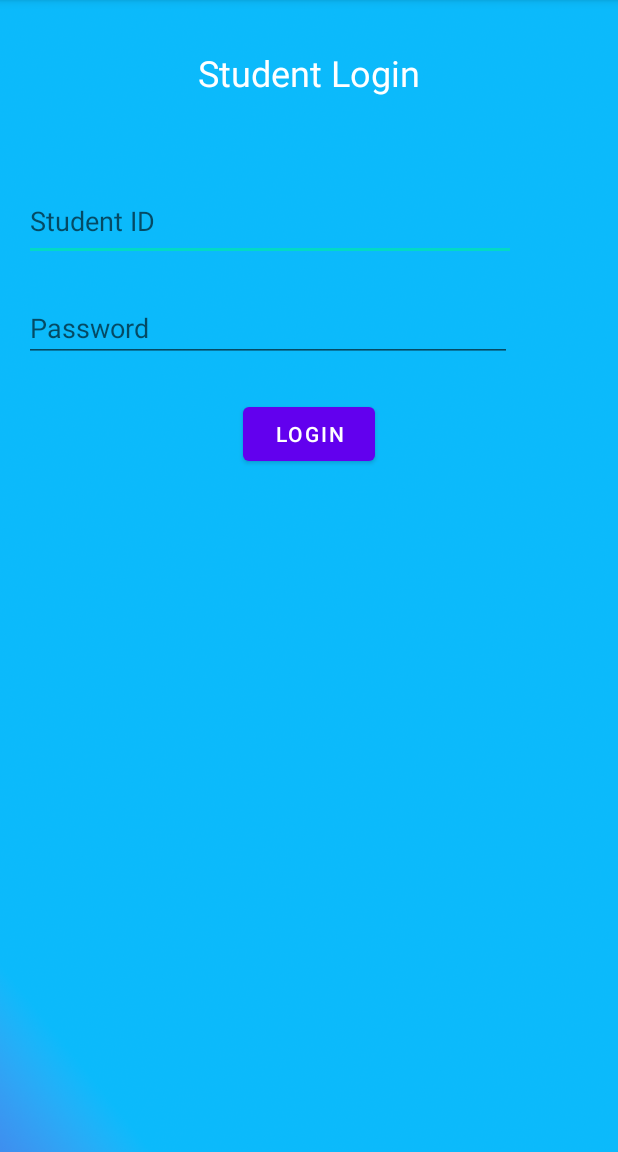
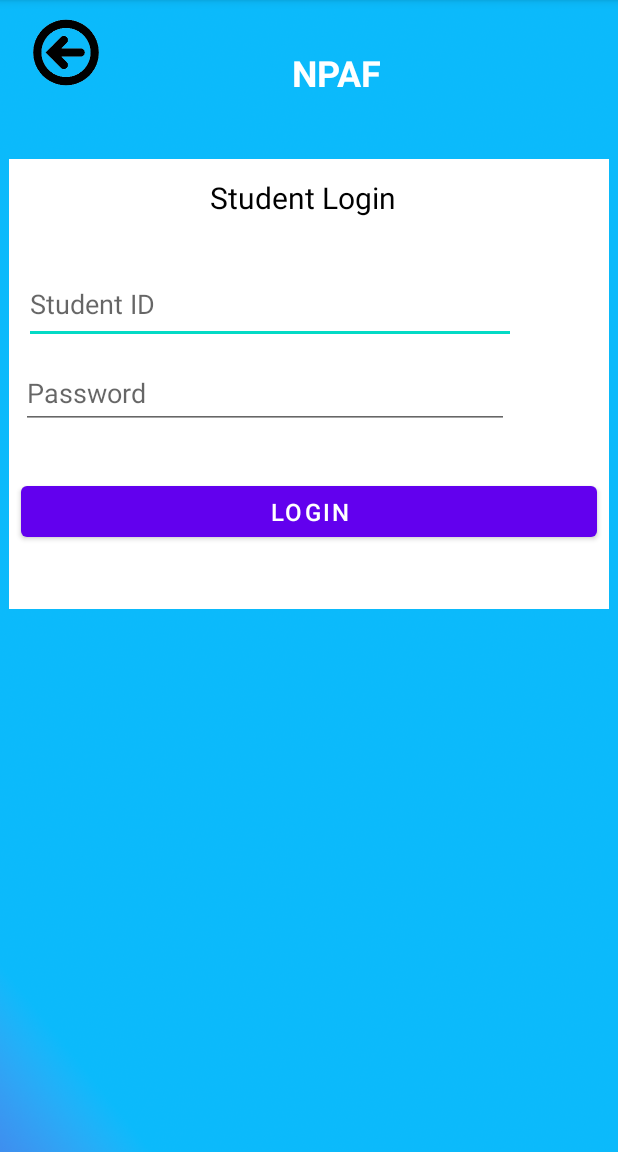
Before and after one commit to Minteckk/22_MADAssignment, an Android app: the StudentLogin screen opened directly, with no data from a screen before it, on a phone screen of 412 x 824 dp, the part 84-1236 px from its top. Run offline under Robolectric (Android 15) with nearby library versions, the phone set to English and light mode, and no system bars.

Commit message:
improve login page layout

```diff
--- a/app/src/main/res/layout/activity_student_login.xml
+++ b/app/src/main/res/layout/activity_student_login.xml
@@ -7,53 +7,90 @@
     android:background="@drawable/background"
     tools:context=".StudentLogin">
 
+    <ImageView
+        android:id="@+id/imageView10"
+        android:layout_width="400dp"
+        android:layout_height="300dp"
+        android:layout_marginTop="36dp"
+        app:layout_constraintEnd_toEndOf="parent"
+        app:layout_constraintStart_toStartOf="parent"
+        app:layout_constraintTop_toBottomOf="@+id/student_login_back"
+        app:srcCompat="@android:drawable/screen_background_light" />
+
+    <ImageView
+        android:id="@+id/student_login_back"
+        android:layout_width="88dp"
+        android:layout_height="70dp"
+        app:layout_constraintStart_toStartOf="parent"
+        app:layout_constraintTop_toTopOf="parent"
+        app:srcCompat="@drawable/backbutton" />
+
     <TextView
         android:id="@+id/textView"
         android:layout_width="wrap_content"
         android:layout_height="wrap_content"
-        android:layout_marginStart="24dp"
-        android:layout_marginTop="32dp"
-        android:layout_marginEnd="24dp"
+        android:layout_marginStart="134dp"
+        android:layout_marginTop="12dp"
         android:text="Student Login"
-        android:textSize="24sp"
-        android:textColor="@color/design_default_color_background"
-        app:layout_constraintEnd_toEndOf="parent"
-        app:layout_constraintStart_toStartOf="parent"
-        app:layout_constraintTop_toTopOf="parent" />
+        android:textColor="@color/black"
+        android:textSize="20sp"
+        app:layout_constraintStart_toStartOf="@+id/imageView10"
+        app:layout_constraintTop_toTopOf="@+id/imageView10" />
 
     <EditText
         android:id="@+id/student_studentid"
         android:layout_width="328dp"
         android:layout_height="53dp"
-        android:layout_marginStart="16dp"
-        android:layout_marginTop="56dp"
+        android:layout_marginStart="10dp"
+        android:layout_marginTop="70dp"
         android:ems="10"
         android:hint="Student ID"
         android:inputType="textPersonName"
-        app:layout_constraintStart_toStartOf="parent"
-        app:layout_constraintTop_toBottomOf="@+id/textView" />
+        android:textColor="@color/black"
+        app:layout_constraintStart_toStartOf="@+id/imageView10"
+        app:layout_constraintTop_toTopOf="@+id/imageView10" />
 
     <EditText
         android:id="@+id/student_pw"
         android:layout_width="325dp"
-        android:layout_height="42dp"
-        android:layout_marginStart="16dp"
-        android:layout_marginTop="25dp"
+        android:layout_height="48dp"
+        android:layout_marginStart="8dp"
+        android:layout_marginTop="132dp"
         android:ems="10"
         android:hint="Password"
         android:inputType="textPassword"
-        app:layout_constraintStart_toStartOf="parent"
-        app:layout_constraintTop_toBottomOf="@+id/student_studentid" />
+        android:textColor="@color/black"
+        app:layout_constraintStart_toStartOf="@+id/imageView10"
+        app:layout_constraintTop_toTopOf="@+id/imageView10" />
 
     <Button
         android:id="@+id/button"
+        android:layout_width="0dp"
+        android:layout_height="46dp"
+        android:layout_marginStart="8dp"
+        android:layout_marginTop="212dp"
+        android:layout_marginEnd="8dp"
+        android:text="Login"
+        android:textColor="#FFFFFF"
+        android:textSize="16sp"
+        app:layout_constraintEnd_toEndOf="@+id/imageView10"
+        app:layout_constraintStart_toStartOf="@+id/imageView10"
+        app:layout_constraintTop_toTopOf="@+id/imageView10" />
+
+    <TextView
+        android:id="@+id/textView14"
         android:layout_width="wrap_content"
         android:layout_height="wrap_content"
-        android:layout_marginStart="32dp"
-        android:layout_marginTop="24dp"
-        android:layout_marginEnd="32dp"
-        android:text="Login"
+        android:layout_marginStart="8dp"
+        android:layout_marginTop="32dp"
+        android:layout_marginEnd="8dp"
+        android:text="NPAF"
+        android:textColor="@color/white"
+        android:textSize="24sp"
+        android:textStyle="bold"
         app:layout_constraintEnd_toEndOf="parent"
-        app:layout_constraintStart_toStartOf="parent"
-        app:layout_constraintTop_toBottomOf="@+id/student_pw" />
+        app:layout_constraintHorizontal_bias="0.398"
+        app:layout_constraintStart_toEndOf="@+id/student_login_back"
+        app:layout_constraintTop_toTopOf="parent" />
+
 </androidx.constraintlayout.widget.ConstraintLayout>
```
Also changed, not shown: app/src/main/res/layout/activity_lecturer_login.xml (+49 -25 lines).
